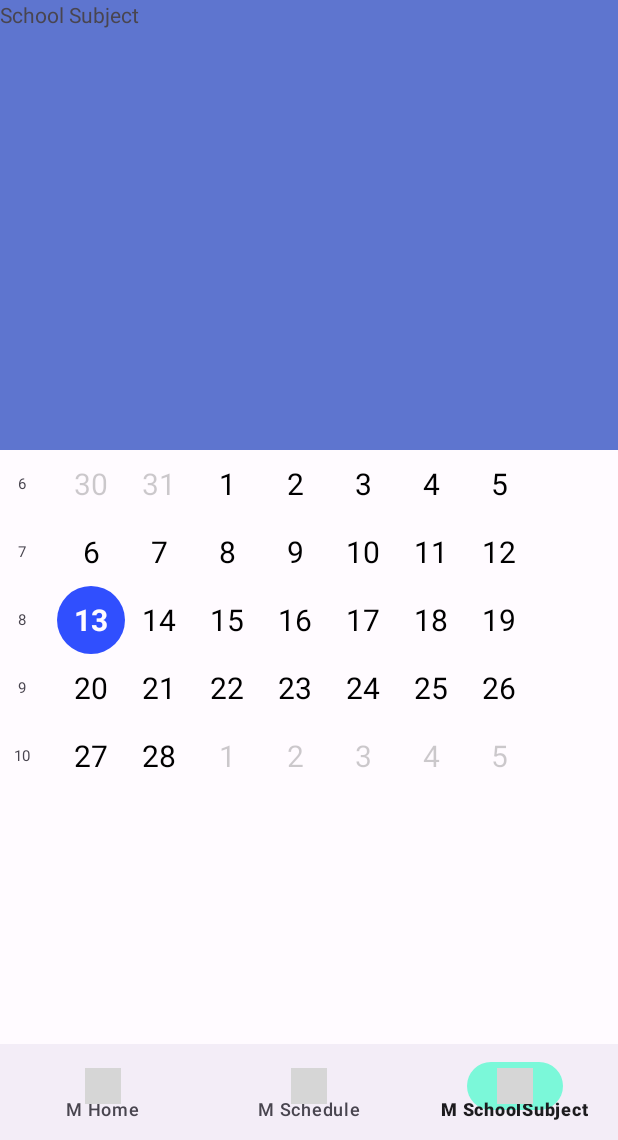
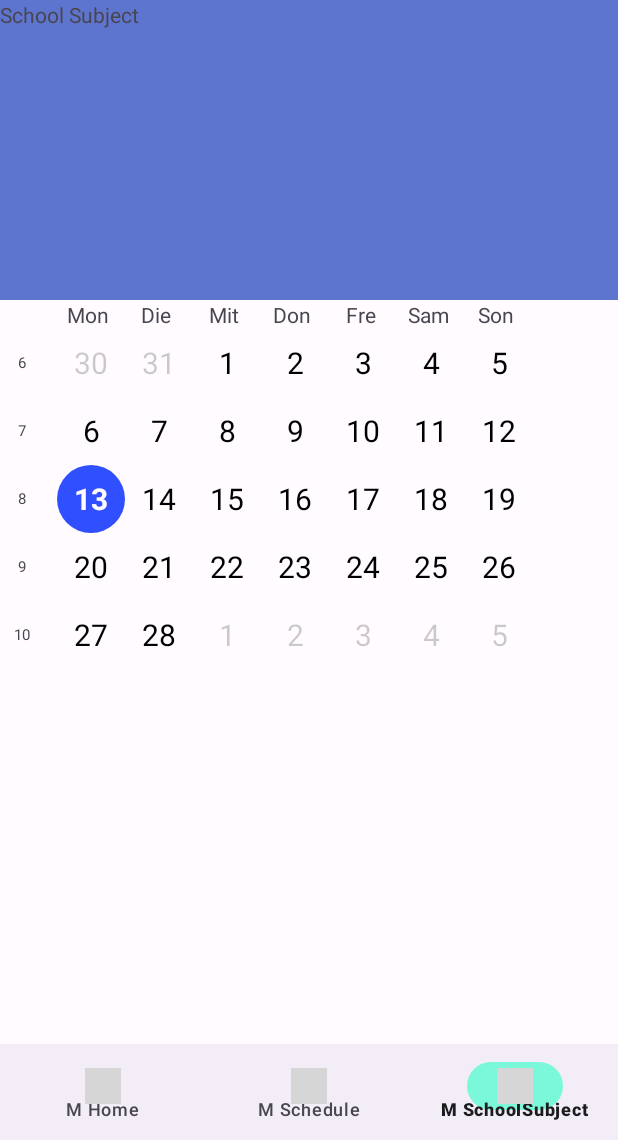
Before and after one commit to GeosphereWeb/NewHomeworkBook, an Android app: the SchoolsubjectFragment screen opened through its navigation route, on a phone screen of 412 x 824 dp, the part 96-1236 px from its top. Run offline under Robolectric (Android 15) with nearby library versions, the phone set to English and light mode, and no system bars; our stand-ins replace navigation-ui; grey boxes are pictures that could not be loaded.

Commit message:
Wochentage werden mit angezeigt

```diff
--- a/app/src/main/java/com/example/newhomeworkbook/calendar/views/CalendarDayItemView.java
+++ b/app/src/main/java/com/example/newhomeworkbook/calendar/views/CalendarDayItemView.java
@@ -5,7 +5,9 @@ import android.graphics.Color;
 import android.graphics.Typeface;
 import android.graphics.drawable.GradientDrawable;
 import android.util.AttributeSet;
+import android.util.Log;
 import android.view.LayoutInflater;
+import android.view.View;
 import android.widget.ImageView;
 import android.widget.TextView;
 
@@ -52,6 +54,10 @@ public class CalendarDayItemView extends ConstraintLayout {
         ConstraintLayout rootView = viewBinding.getRoot();
         addView(rootView);
 
+        rootView.setClickable(true);
+        rootView.setFocusable(true);
+        rootView.setFocusableInTouchMode(true);
+
         dayTextView = viewBinding.calenderDayTextView;
         label = viewBinding.label;
         gradientDrawable = (GradientDrawable) dayTextView.getBackground();
@@ -62,6 +68,12 @@ public class CalendarDayItemView extends ConstraintLayout {
 
         // Listener
         rootView.setOnFocusChangeListener((view, visibility) -> setAsSelected(visibility));
+        rootView.setOnClickListener(new OnClickListener() {
+            @Override
+            public void onClick(View view) {
+                Log.i("WERNER", "onClick: in CalenderDayItemView gecklicked");
+            }
+        });
         rootView.clearFocus();
     }
 
--- a/app/src/main/java/com/example/newhomeworkbook/calendar/views/CalendarMultiRowWeekView.java
+++ b/app/src/main/java/com/example/newhomeworkbook/calendar/views/CalendarMultiRowWeekView.java
@@ -2,6 +2,8 @@ package com.example.newhomeworkbook.calendar.views;
 
 import android.content.Context;
 import android.util.AttributeSet;
+import android.util.Log;
+import android.view.LayoutInflater;
 import android.view.View;
 import android.view.ViewGroup;
 
@@ -10,6 +12,7 @@ import androidx.annotation.Nullable;
 import androidx.recyclerview.widget.LinearLayoutManager;
 import androidx.recyclerview.widget.RecyclerView;
 
+import com.example.newhomeworkbook.R;
 import com.example.newhomeworkbook.calendar.model.CalendarWeek;
 import com.example.newhomeworkbook.calendar.model.CalendarWeekManager;
 
@@ -18,6 +21,9 @@ import java.time.Month;
 public class CalendarMultiRowWeekView extends RecyclerView {
     private CalendarWeekManager calendarWeekManager;
     private MultiWeeksAdapter multiWeeksAdapter;
+
+    private static int CALENDAR_HEADER = 0;
+    private static int CALENDAR_DAYS = 1;
 
     public CalendarMultiRowWeekView(@NonNull Context context) {
         super(context);
@@ -46,6 +52,7 @@ public class CalendarMultiRowWeekView extends RecyclerView {
             setCalendarWeekManager(calendarWeekManager);
             // ENDE Testbereich
         }
+
     }
 
     public void setCalendarWeekManager(CalendarWeekManager calendarWeekManager) {
@@ -65,20 +72,50 @@ public class CalendarMultiRowWeekView extends RecyclerView {
         @Override
         public MyViewHolder onCreateViewHolder(@NonNull ViewGroup parent, int viewType) {
             CalendarSingleRowWeekView calendarSingleRowWeekView = new CalendarSingleRowWeekView(parent.getContext());
-            return new MyViewHolder(calendarSingleRowWeekView);
+            calendarSingleRowWeekView.setFocusable(true);
+            calendarSingleRowWeekView.setClickable(true);
+            calendarSingleRowWeekView.setOnClickListener(new OnClickListener() {
+                @Override
+                public void onClick(View view) {
+                    Log.i("WERNER", "onClick: remove Kalenderwoche");
+                    calendarWeekManager.getCalenderWeeks().remove(2);
+                }
+            });
+            View headerView = LayoutInflater.from(parent.getContext()).inflate(R.layout.calendar_week_header, parent, false);
+
+//            return new MyViewHolder(calendarSingleRowWeekView);
+            MyViewHolder myViewHolder;
+            if (viewType == CALENDAR_HEADER) {
+                 myViewHolder = new MyViewHolder(headerView);
+            } else {
+                 myViewHolder = new MyViewHolder(calendarSingleRowWeekView);
+            }
+            return myViewHolder;
         }
 
         @Override
         public void onBindViewHolder(@NonNull MyViewHolder holder, int position) {
-            CalendarWeek calendarWeek = calendarWeekManager.get(position);
-            holder.calendarSingleRowWeekView.setCalenderWeek(calendarWeek);
+            if (holder.calendarSingleRowWeekView != null) {
+                CalendarWeek calendarWeek = calendarWeekManager.get(position - 1);
+                holder.calendarSingleRowWeekView.setCalenderWeek(calendarWeek);
+            }
         }
 
         @Override
         public int getItemCount() {
             if (calendarWeekManager != null) {
-                return calendarWeekManager.size();
+                return calendarWeekManager.size() + 1;
             } else return 0;
+        }
+
+        @Override
+        public int getItemViewType(int position) {
+//            return super.getItemViewType(position);
+            if (position == 0) {
+                return CALENDAR_HEADER;
+            } else {
+                return CALENDAR_DAYS;
+            }
         }
 
         public void setCalendarWeekManager(CalendarWeekManager calendarWeekManager) {
@@ -90,14 +127,16 @@ public class CalendarMultiRowWeekView extends RecyclerView {
     /**
      *
      */
-    private class MyViewHolder extends ViewHolder {
+    private static class MyViewHolder extends ViewHolder {
         CalendarSingleRowWeekView calendarSingleRowWeekView;
 
         public MyViewHolder(@NonNull View itemView) {
             super(itemView);
-            calendarSingleRowWeekView = (CalendarSingleRowWeekView) itemView;
+            if (itemView instanceof CalendarSingleRowWeekView) {
+                calendarSingleRowWeekView = (CalendarSingleRowWeekView) itemView;
+            }
+        }
 
-        }
     }
 
 }
--- /dev/null
+++ b/app/src/main/res/layout/calendar_week_header.xml
@@ -0,0 +1,68 @@
+<?xml version="1.0" encoding="utf-8"?>
+<LinearLayout xmlns:android="http://schemas.android.com/apk/res/android"
+    android:id="@+id/weekheader_id"
+    android:layout_width="wrap_content"
+    android:layout_height="wrap_content">
+
+    <TextView
+        android:id="@+id/textView8"
+        android:layout_width="36dp"
+        android:layout_height="wrap_content"
+        android:layout_weight="1" />
+
+    <TextView
+        android:id="@+id/textView"
+        android:layout_width="45dp"
+        android:layout_height="wrap_content"
+        android:layout_weight="1"
+        android:gravity="center_horizontal"
+        android:text="Mon" />
+
+    <TextView
+        android:id="@+id/textView2"
+        android:layout_width="45dp"
+        android:layout_height="wrap_content"
+        android:layout_weight="1"
+        android:gravity="center_horizontal"
+        android:text="Die" />
+
+    <TextView
+        android:id="@+id/textView3"
+        android:layout_width="45dp"
+        android:layout_height="wrap_content"
+        android:layout_weight="1"
+        android:gravity="center_horizontal"
+        android:text="Mit" />
+
+    <TextView
+        android:id="@+id/textView4"
+        android:layout_width="45dp"
+        android:layout_height="wrap_content"
+        android:layout_weight="1"
+        android:gravity="center_horizontal"
+        android:text="Don" />
+
+    <TextView
+        android:id="@+id/textView5"
+        android:layout_width="45dp"
+        android:layout_height="wrap_content"
+        android:layout_weight="1"
+        android:gravity="center_horizontal"
+        android:text="Fre" />
+
+    <TextView
+        android:id="@+id/textView6"
+        android:layout_width="45dp"
+        android:layout_height="wrap_content"
+        android:layout_weight="1"
+        android:gravity="center_horizontal"
+        android:text="Sam" />
+
+    <TextView
+        android:id="@+id/textView7"
+        android:layout_width="45dp"
+        android:layout_height="wrap_content"
+        android:layout_weight="1"
+        android:gravity="center_horizontal"
+        android:text="Son" />
+</LinearLayout>
--- a/app/src/main/res/layout/calender_day_view.xml
+++ b/app/src/main/res/layout/calender_day_view.xml
@@ -8,9 +8,6 @@
     android:minHeight="45dp"
     android:minWidth="45dp"
     android:layout_alignWithParentIfMissing="false"
-    android:clickable="true"
-    android:focusable="true"
-    android:focusableInTouchMode="true"
 >
 
     <TextView
@@ -33,8 +30,6 @@
         android:id="@+id/label"
         android:layout_width="0dp"
         android:layout_height="0dp"
-        android:clickable="false"
-        android:focusable="false"
         app:layout_constraintBottom_toBottomOf="@+id/calenderDayTextView"
         app:layout_constraintEnd_toEndOf="@+id/calenderDayTextView"
         app:layout_constraintHeight_percent="0.3"
--- a/app/src/main/res/layout/calender_week_with_kw_view.xml
+++ b/app/src/main/res/layout/calender_week_with_kw_view.xml
@@ -10,7 +10,7 @@
         android:id="@+id/calendar_week_text_view"
         android:layout_width="30dp"
         android:layout_height="45dp"
-        android:gravity="center_vertical"
+        android:gravity="center"
         android:minHeight="45dp"
         android:text="10"
         android:textAlignment="center"
--- a/app/src/main/res/layout/fragment_schoolsubject.xml
+++ b/app/src/main/res/layout/fragment_schoolsubject.xml
@@ -11,7 +11,7 @@
     <TextView
         android:id="@+id/schoolSubject_id"
         android:layout_width="0dp"
-        android:layout_height="300dp"
+        android:layout_height="200dp"
         android:background="@color/Custom0"
         android:text="School Subject"
         app:layout_constraintEnd_toEndOf="parent"
@@ -28,6 +28,7 @@
         app:layout_constraintTop_toBottomOf="@+id/schoolSubject_id"
         tools:itemCount="5"
         tools:listitem="@layout/calender_week_with_kw_view"
-        tools:orientation="vertical" />
+        tools:orientation="vertical"
+        />
 
 </androidx.constraintlayout.widget.ConstraintLayout>
```
